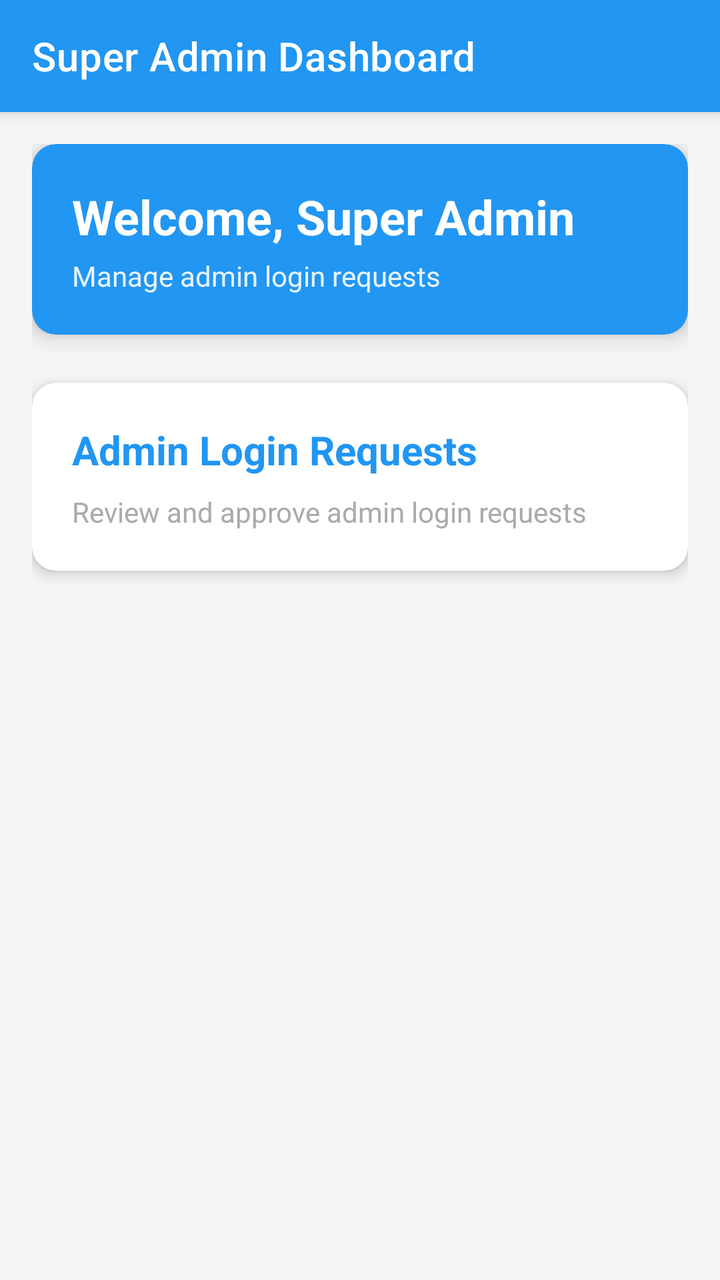
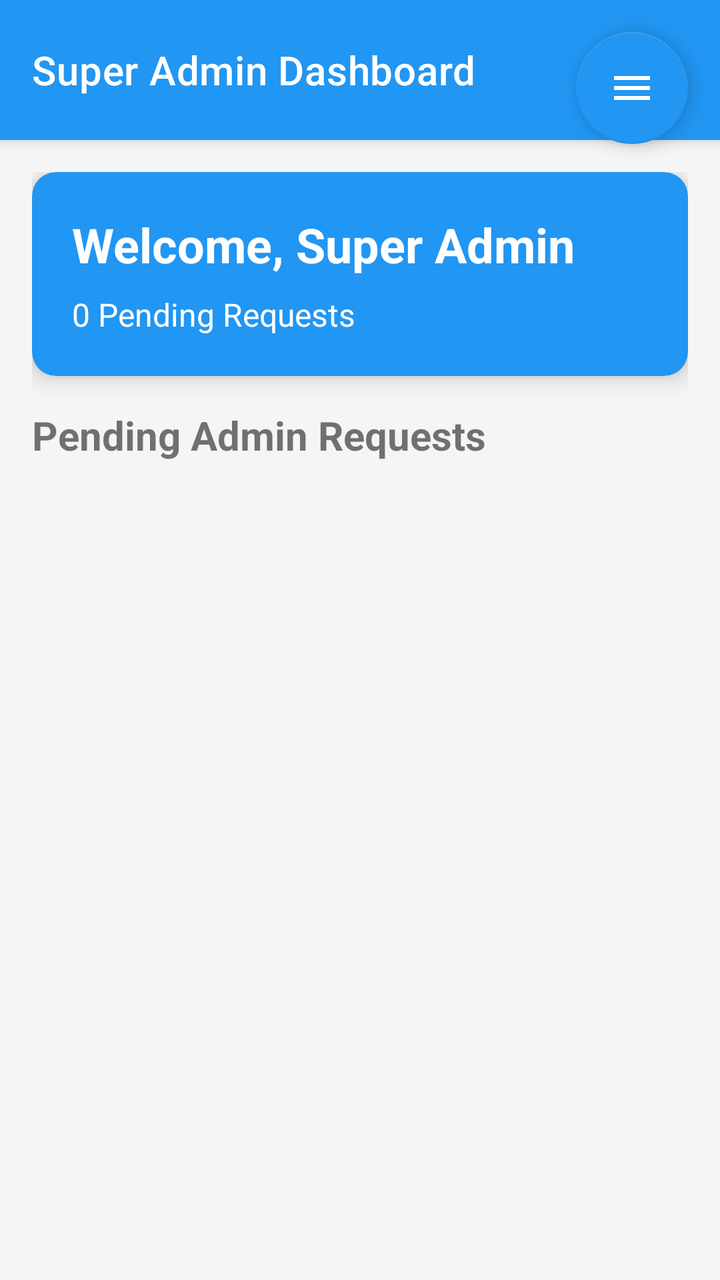

The first picture is an Android layout as it rendered before a commit; the second is the same layout after the commit. The layout source and the unified diff follow.
<!-- AndroidManifest.xml: application theme Theme.UnifiedHRSystem -->
<!-- res/layout/activity_super_admin_dashboard.xml -->
<?xml version="1.0" encoding="utf-8"?>
<androidx.coordinatorlayout.widget.CoordinatorLayout xmlns:android="http://schemas.android.com/apk/res/android"
    xmlns:app="http://schemas.android.com/apk/res-auto"
    android:layout_width="match_parent"
    android:layout_height="match_parent"
    android:background="@color/background">

    <com.google.android.material.appbar.AppBarLayout
        android:layout_width="match_parent"
        android:layout_height="wrap_content"
        android:theme="@style/ThemeOverlay.AppCompat.Dark.ActionBar">

        <com.google.android.material.appbar.MaterialToolbar
            android:id="@+id/toolbar"
            android:layout_width="match_parent"
            android:layout_height="?attr/actionBarSize"
            android:background="@color/primary"
            app:title="Super Admin Dashboard"
            app:titleTextColor="@color/white" />

    </com.google.android.material.appbar.AppBarLayout>

    <ScrollView
        android:layout_width="match_parent"
        android:layout_height="match_parent"
        app:layout_behavior="@string/appbar_scrolling_view_behavior">

        <LinearLayout
            android:layout_width="match_parent"
            android:layout_height="wrap_content"
            android:orientation="vertical"
            android:padding="16dp">

            <androidx.cardview.widget.CardView
                android:layout_width="match_parent"
                android:layout_height="wrap_content"
                android:layout_marginBottom="24dp"
                app:cardCornerRadius="12dp"
                app:cardElevation="6dp"
                app:cardBackgroundColor="@color/primary">

                <LinearLayout
                    android:layout_width="match_parent"
                    android:layout_height="wrap_content"
                    android:orientation="vertical"
                    android:padding="20dp">

                    <TextView
                        android:id="@+id/tvWelcome"
                        android:layout_width="match_parent"
                        android:layout_height="wrap_content"
                        android:text="Welcome, Super Admin"
                        android:textSize="24sp"
                        android:textStyle="bold"
                        android:textColor="@color/white" />

                    <TextView
                        android:layout_width="match_parent"
                        android:layout_height="wrap_content"
                        android:text="Manage admin login requests"
                        android:textSize="14sp"
                        android:textColor="@color/white"
                        android:alpha="0.9"
                        android:layout_marginTop="4dp" />

                </LinearLayout>
            </androidx.cardview.widget.CardView>

            <androidx.cardview.widget.CardView
                android:id="@+id/cvAdminRequests"
                android:layout_width="match_parent"
                android:layout_height="wrap_content"
                android:layout_marginBottom="16dp"
                app:cardCornerRadius="12dp"
                app:cardElevation="4dp"
                android:clickable="true"
                android:focusable="true"
                android:foreground="?android:attr/selectableItemBackground">

                <LinearLayout
                    android:layout_width="match_parent"
                    android:layout_height="wrap_content"
                    android:orientation="vertical"
                    android:padding="20dp">

                    <TextView
                        android:layout_width="wrap_content"
                        android:layout_height="wrap_content"
                        android:text="Admin Login Requests"
                        android:textSize="20sp"
                        android:textStyle="bold"
                        android:textColor="@color/primary" />

                    <TextView
                        android:layout_width="wrap_content"
                        android:layout_height="wrap_content"
                        android:text="Review and approve admin login requests"
                        android:textSize="14sp"
                        android:textColor="@android:color/darker_gray"
                        android:layout_marginTop="8dp" />
                </LinearLayout>
            </androidx.cardview.widget.CardView>

        </LinearLayout>
    </ScrollView>
</androidx.coordinatorlayout.widget.CoordinatorLayout>
<!-- resources referenced by this layout -->
<resources>
  <color name="background">#FFF5F5F5</color>
  <color name="primary">#FF2196F3</color>
  <color name="white">#FFFFFFFF</color>
  <style name="Theme.UnifiedHRSystem" parent="Theme.MaterialComponents.DayNight.NoActionBar">
          <item name="colorPrimary">@color/primary</item>
          <item name="colorPrimaryDark">@color/primary_dark</item>
          <item name="colorAccent">@color/accent</item>
          <item name="toolbarStyle">@style/Widget.UnifiedHR.Toolbar</item>
      </style>
  <color name="primary_dark">#FF1976D2</color>
  <color name="accent">#FFFF5722</color>
  <style name="Widget.UnifiedHR.Toolbar" parent="Widget.MaterialComponents.Toolbar">
          <item name="popupTheme">@style/ThemeOverlay.MaterialComponents.Light</item>
          <item name="titleTextColor">@color/white</item>
          <item name="subtitleTextColor">@color/white</item>
      </style>
</resources>

<!-- the commit's change to res/layout/activity_super_admin_dashboard.xml (unified diff, before → after) -->
@@ -4,6 +4,7 @@
     android:layout_width="match_parent"
     android:layout_height="match_parent"
     android:background="@color/background">
+
 
     <com.google.android.material.appbar.AppBarLayout
         android:layout_width="match_parent"
@@ -13,94 +14,82 @@
         <com.google.android.material.appbar.MaterialToolbar
             android:id="@+id/toolbar"
             android:layout_width="match_parent"
-            android:layout_height="?attr/actionBarSize"
+            android:layout_height="70dp"
             android:background="@color/primary"
             app:title="Super Admin Dashboard"
-            app:titleTextColor="@color/white" />
+            app:titleTextColor="@color/white"
+            app:titleCentered="false"
+            app:contentInsetStartWithNavigation="0dp"
+            app:contentInsetLeft="16dp" />
+
 
     </com.google.android.material.appbar.AppBarLayout>
 
-    <ScrollView
+    <LinearLayout
         android:layout_width="match_parent"
         android:layout_height="match_parent"
+        android:orientation="vertical"
+        android:padding="16dp"
         app:layout_behavior="@string/appbar_scrolling_view_behavior">
 
-        <LinearLayout
+        <androidx.cardview.widget.CardView
             android:layout_width="match_parent"
             android:layout_height="wrap_content"
-            android:orientation="vertical"
-            android:padding="16dp">
+            android:layout_marginBottom="16dp"
+            app:cardCornerRadius="12dp"
+            app:cardElevation="6dp"
+            app:cardBackgroundColor="@color/primary">
 
-            <androidx.cardview.widget.CardView
+            <LinearLayout
                 android:layout_width="match_parent"
                 android:layout_height="wrap_content"
-                android:layout_marginBottom="24dp"
-                app:cardCornerRadius="12dp"
-                app:cardElevation="6dp"
-                app:cardBackgroundColor="@color/primary">
+                android:orientation="vertical"
+                android:padding="20dp">
 
-                <LinearLayout
-                    android:layout_width="match_parent"
+                <TextView
+                    android:id="@+id/tvWelcome"
+                    android:layout_width="wrap_content"
                     android:layout_height="wrap_content"
-                    android:orientation="vertical"
-                    android:padding="20dp">
+                    android:text="Welcome, Super Admin"
+                    android:textSize="24sp"
+                    android:textStyle="bold"
+                    android:textColor="@color/white" />
 
-                    <TextView
-                        android:id="@+id/tvWelcome"
-                        android:layout_width="match_parent"
-                        android:layout_height="wrap_content"
-                        android:text="Welcome, Super Admin"
-                        android:textSize="24sp"
-                        android:textStyle="bold"
-                        android:textColor="@color/white" />
+                <TextView
+                    android:id="@+id/tvPendingRequests"
+                    android:layout_width="wrap_content"
+                    android:layout_height="wrap_content"
+                    android:layout_marginTop="8dp"
+                    android:text="0 Pending Requests"
+                    android:textColor="@color/white"
+                    android:textSize="16sp" />
 
-                    <TextView
-                        android:layout_width="match_parent"
-                        android:layout_height="wrap_content"
-                        android:text="Manage admin login requests"
-                        android:textSize="14sp"
-                        android:textColor="@color/white"
-                        android:alpha="0.9"
-                        android:layout_marginTop="4dp" />
+            </LinearLayout>
+        </androidx.cardview.widget.CardView>
 
-                </LinearLayout>
-            </androidx.cardview.widget.CardView>
+        <TextView
+            android:layout_width="wrap_content"
+            android:layout_height="wrap_content"
+            android:text="Pending Admin Requests"
+            android:textSize="20sp"
+            android:textStyle="bold"
+            android:layout_marginBottom="16dp" />
 
-            <androidx.cardview.widget.CardView
-                android:id="@+id/cvAdminRequests"
-                android:layout_width="match_parent"
-                android:layout_height="wrap_content"
-                android:layout_marginBottom="16dp"
-                app:cardCornerRadius="12dp"
-                app:cardElevation="4dp"
-                android:clickable="true"
-                android:focusable="true"
-                android:foreground="?android:attr/selectableItemBackground">
+        <androidx.recyclerview.widget.RecyclerView
+            android:id="@+id/recyclerView"
+            android:layout_width="match_parent"
+            android:layout_height="match_parent" />
 
-                <LinearLayout
-                    android:layout_width="match_parent"
-                    android:layout_height="wrap_content"
-                    android:orientation="vertical"
-                    android:padding="20dp">
+    </LinearLayout>
 
-                    <TextView
-                        android:layout_width="wrap_content"
-                        android:layout_height="wrap_content"
-                        android:text="Admin Login Requests"
-                        android:textSize="20sp"
-                        android:textStyle="bold"
-                        android:textColor="@color/primary" />
+    <com.google.android.material.floatingactionbutton.FloatingActionButton
+        android:id="@+id/fabMenu"
+        android:layout_width="wrap_content"
+        android:layout_height="wrap_content"
+        android:layout_gravity="top|end"
+        android:layout_margin="16dp"
+        android:src="@drawable/ic_menu"
+        app:backgroundTint="@color/primary"
+        app:tint="@color/white" />
 
-                    <TextView
-                        android:layout_width="wrap_content"
-                        android:layout_height="wrap_content"
-                        android:text="Review and approve admin login requests"
-                        android:textSize="14sp"
-                        android:textColor="@android:color/darker_gray"
-                        android:layout_marginTop="8dp" />
-                </LinearLayout>
-            </androidx.cardview.widget.CardView>
-
-        </LinearLayout>
-    </ScrollView>
 </androidx.coordinatorlayout.widget.CoordinatorLayout>
<!-- resource entries referenced after the edit -->
@@ -1,16 +1,26 @@
 <!-- resources referenced by this layout -->
 <resources>
   <color name="background">#FFF5F5F5</color>
-  <color name="primary">#FF2196F3</color>
+  <color name="primary">#2196F3</color>
   <color name="white">#FFFFFFFF</color>
+  <!-- drawable ic_menu (drawable) -->
+  <vector xmlns:android="http://schemas.android.com/apk/res/android"
+      android:width="24dp"
+      android:height="24dp"
+      android:viewportWidth="24"
+      android:viewportHeight="24">
+      <path
+          android:fillColor="@android:color/white"
+          android:pathData="M3,18h18v-2H3v2zm0,-5h18v-2H3v2zm0,-7v2h18V6H3z" />
+  </vector>
   <style name="Theme.UnifiedHRSystem" parent="Theme.MaterialComponents.DayNight.NoActionBar">
           <item name="colorPrimary">@color/primary</item>
           <item name="colorPrimaryDark">@color/primary_dark</item>
           <item name="colorAccent">@color/accent</item>
           <item name="toolbarStyle">@style/Widget.UnifiedHR.Toolbar</item>
       </style>
-  <color name="primary_dark">#FF1976D2</color>
-  <color name="accent">#FFFF5722</color>
+  <color name="primary_dark">#1976D2</color>
+  <color name="accent">#4CAF50</color>
   <style name="Widget.UnifiedHR.Toolbar" parent="Widget.MaterialComponents.Toolbar">
           <item name="popupTheme">@style/ThemeOverlay.MaterialComponents.Light</item>
           <item name="titleTextColor">@color/white</item>
